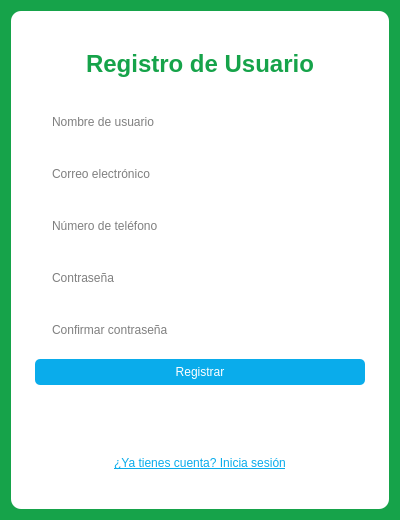
Qt form Login/ui_register.ui (decinx1/Sistema-hidrop-nico-Monitoreado) before a commit.
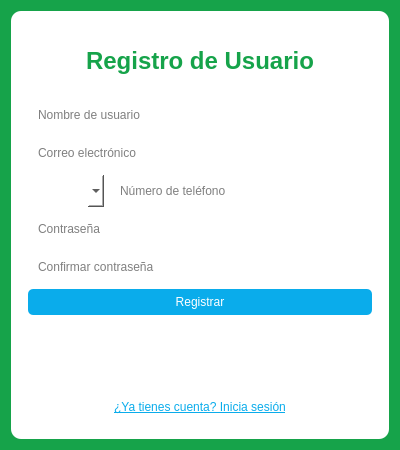
The same form after that commit.

The edit to the form file:
```diff
--- a/Login/ui_register.ui
+++ b/Login/ui_register.ui
@@ -17,7 +17,7 @@
    <item>
     <widget class="QFrame" name="frame">
      <property name="styleSheet">
-      <string notr="true">background-color: #FFFFFF; border-radius: 10px; padding: 15px;</string>
+      <string notr="true">background-color: #FFFFFF; border-radius: 10px; padding: 8px;</string>
      </property>
      <layout class="QVBoxLayout" name="frameLayout">
       <item>
@@ -48,11 +48,18 @@
        </widget>
       </item>
       <item>
+       <layout class="QHBoxLayout" name="horizontalLayoutTelefono">
+        <item>
+         <widget class="QComboBox" name="comboBox_lada"/>
+        </item>
+        <item>
        <widget class="QLineEdit" name="lineEdit_telefono">
         <property name="placeholderText">
          <string>Número de teléfono</string>
         </property>
        </widget>
+        </item>
+       </layout>
       </item>
       <item>
        <widget class="QLineEdit" name="lineEdit_contraseña">
```
Lines whose indentation alone changed are shown as unchanged.
